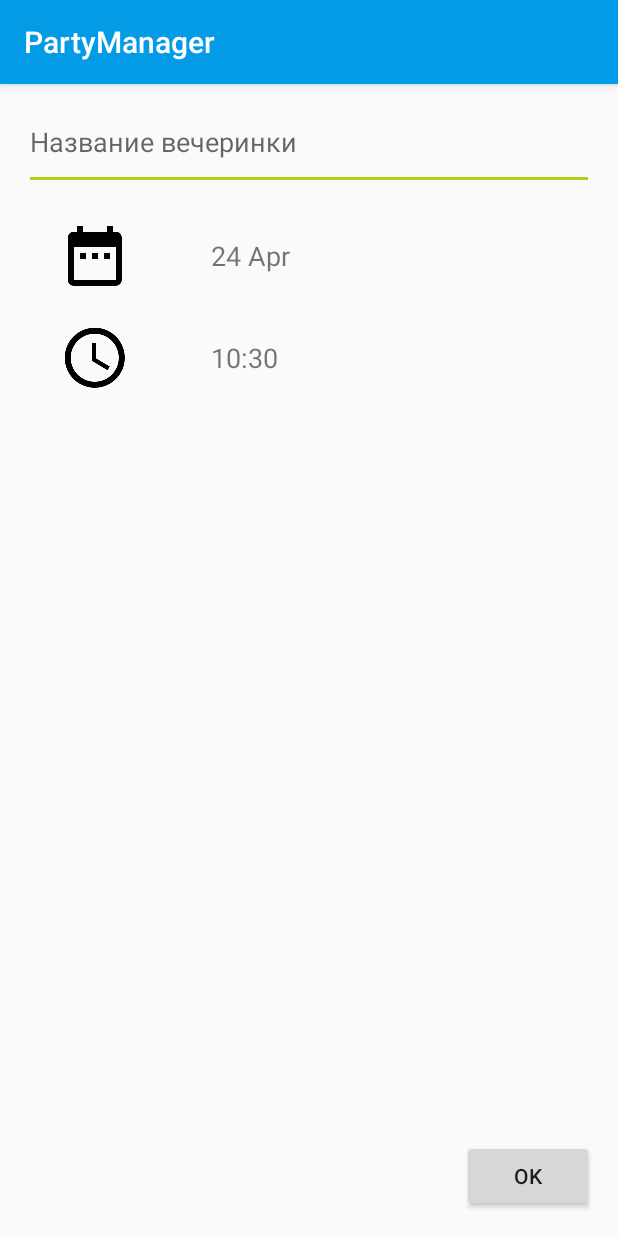
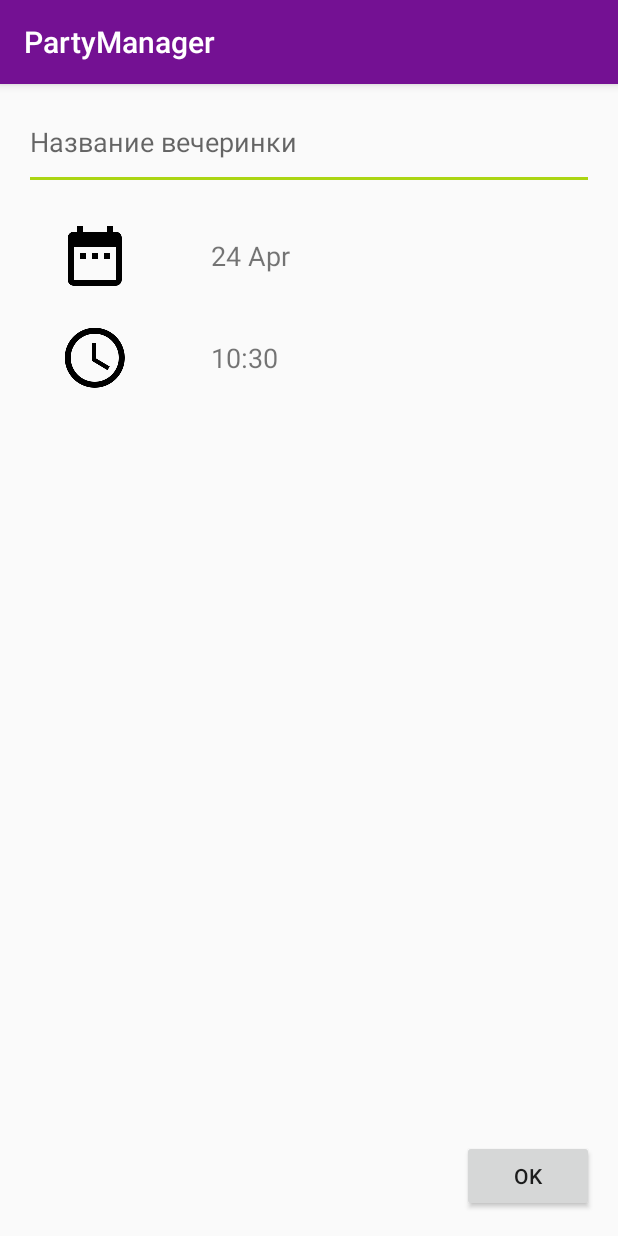
Before and after one commit to VitaSokolova/PartyManager, an Android app: the PartyListActivity screen opened directly, with no data from a screen before it, after a tap on an icon or button, on a phone screen of 412 x 824 dp. Run offline under Robolectric (Android 15) with nearby library versions, the phone set to English and light mode, and no system bars; our stand-ins replace Firebase (no records; nobody signed in at launch, a user with empty details on screens opened directly); libraries missing offline, so code that uses them is left out: com.bignerdranch.android, com.vk.sdk; 2 statements that could not run were skipped.

Commit message:
всякие красивости в виде автоматической смены цветов Tab-ов кнопочек и прочего на установленные в теме. Добавлен разделитель в списке вечеринок. Найдена проблема с картинками

```diff
--- a/app/src/main/AndroidManifest.xml
+++ b/app/src/main/AndroidManifest.xml
@@ -17,7 +17,7 @@
         android:icon="@mipmap/logo_launcher"
         android:label="@string/app_name"
         android:supportsRtl="true"
-        android:theme="@style/BlueAppTheme">
+        android:theme="@style/PurpleAppTheme">
         <meta-data
             android:name="com.google.android.geo.API_KEY"
             android:value="@string/google_maps_key" />
--- a/app/src/main/java/com/vsu/nastya/partymanager/guest_list/GuestListFragment.java
+++ b/app/src/main/java/com/vsu/nastya/partymanager/guest_list/GuestListFragment.java
@@ -290,7 +290,7 @@ public class GuestListFragment extends Fragment {
                     //этот же кусочек исполняетс для загрузки гостей вечеринки впервые
                     if (!currentParty.getGuests().contains(guest)) {
                         currentParty.getGuests().add(guest);
-                        adapter.notifyItemInserted(currentParty.getGuests().size()- 1);
+                        adapter.notifyItemInserted(currentParty.getGuests().size());
                     }
                     if (!initialization) {
                         Notifications.newGuestAdded(getActivity(), currentParty);
--- a/app/src/main/java/com/vsu/nastya/partymanager/logic/DatabaseConsts.java
+++ b/app/src/main/java/com/vsu/nastya/partymanager/logic/DatabaseConsts.java
@@ -26,5 +26,6 @@ public final class DatabaseConsts {
     public static String LAST_NAME = "lastName";
     public static String NOTIFICATION_TOKEN = "notificationToken";
     public static String VK_TOKEN = "token";
+    public static String CHAT_PHOTOS = "chat_photos";
 
 }
--- a/app/src/main/java/com/vsu/nastya/partymanager/party_list/PartyListActivity.java
+++ b/app/src/main/java/com/vsu/nastya/partymanager/party_list/PartyListActivity.java
@@ -2,11 +2,14 @@ package com.vsu.nastya.partymanager.party_list;
 
 import android.content.Context;
 import android.content.Intent;
+import android.graphics.drawable.Drawable;
+import android.os.Build;
 import android.support.design.widget.FloatingActionButton;
 import android.support.v7.app.AppCompatActivity;
 import android.os.Bundle;
 import android.support.v7.view.ActionMode;
 import android.support.v7.widget.DefaultItemAnimator;
+import android.support.v7.widget.DividerItemDecoration;
 import android.support.v7.widget.LinearLayoutManager;
 import android.support.v7.widget.RecyclerView;
 import android.util.Log;
@@ -32,6 +35,7 @@ import com.vk.sdk.VKSdk;
 import com.vsu.nastya.partymanager.MainActivity;
 import com.vsu.nastya.partymanager.R;
 import com.vsu.nastya.partymanager.guest_list.data.Guest;
+import com.vsu.nastya.partymanager.logic.DatabaseConsts;
 import com.vsu.nastya.partymanager.logic.DateWorker;
 import com.vsu.nastya.partymanager.logic.User;
 import com.vsu.nastya.partymanager.messager_list.FriendlyMessage;
@@ -190,7 +194,7 @@ public class PartyListActivity extends AppCompatActivity {
                     // Заносим в базу новую вечеринку в список у текущего юзера
                     String partyIndex = String.valueOf(partiesList.size());
                     usersReference.child(user.getVkId()).
-                            child("partiesIdList").
+                            child(DatabaseConsts.PARTIES_ID_LIST).
                             child(partyIndex).setValue(party.getKey());
                 }
                 break;
@@ -238,19 +242,26 @@ public class PartyListActivity extends AppCompatActivity {
         RecyclerView recyclerView = (RecyclerView) findViewById(R.id.partylist_parties_recycler);
 
         adapter = new PartiesAdapter();
+
         RecyclerView.LayoutManager layoutManager = new LinearLayoutManager(getApplicationContext());
+
+        DividerItemDecoration dividerItemDecoration = new DividerItemDecoration(recyclerView.getContext(),
+                1);//1-вертикальная ориентация LinearLayout
+        if (Build.VERSION.SDK_INT >= Build.VERSION_CODES.LOLLIPOP) {
+            //этот метод получения ресурса дико ругается и аналог ему не найден, поэтому обладатели устройств
+            // до 21й версии будут жить с простой стандартной полосочкой
+            Drawable divider = getResources().getDrawable(R.drawable.divider, getTheme());
+            dividerItemDecoration.setDrawable(divider);
+
+        }
+        recyclerView.addItemDecoration(dividerItemDecoration);
         recyclerView.setItemAnimator(new DefaultItemAnimator());
         recyclerView.setLayoutManager(layoutManager);
         recyclerView.setAdapter(adapter);
 
         // Кнопка добавления новой вечеринки
         FloatingActionButton addPartyButton = (FloatingActionButton) findViewById(R.id.partylist_partyAdd_fab);
-        addPartyButton.setOnClickListener(new View.OnClickListener() {
-            @Override
-            public void onClick(View view) {
-                startActivityForResult(new Intent(PartyListActivity.this, AddPartyActivity.class), ADD_PARTY_REQUEST_CODE);
-            }
-        });
+        addPartyButton.setOnClickListener(view -> startActivityForResult(new Intent(PartyListActivity.this, AddPartyActivity.class), ADD_PARTY_REQUEST_CODE));
 
         progressBar = (ProgressBar) findViewById(R.id.partyList_progressBar);
         progressBar.setVisibility(ProgressBar.INVISIBLE);
@@ -287,7 +298,7 @@ public class PartyListActivity extends AppCompatActivity {
                     Party party = dataSnapshot.getValue(Party.class);
                     if ((party != null) && (user.getPartiesIdList().contains(party.getKey()))) {
                         partiesList.add(party);
-                        adapter.notifyItemInserted(partiesList.size()-1);
+                        adapter.notifyItemInserted(partiesList.size() - 1);
                     }
                 }
 
--- a/app/src/main/res/drawable/circle_btn_background.xml
+++ b/app/src/main/res/drawable/circle_btn_background.xml
@@ -2,7 +2,7 @@
 <selector xmlns:android="http://schemas.android.com/apk/res/android">
     <item>
         <shape android:shape="oval">
-            <solid android:color="@color/vk_color" />
+            <solid android:color="?attr/colorAccent" />
             <size android:width="100dp" android:height="100dp" />
 
         </shape>
--- /dev/null
+++ b/app/src/main/res/drawable/divider.xml
@@ -0,0 +1,12 @@
+<?xml version="1.0" encoding="utf-8"?>
+<shape xmlns:android="http://schemas.android.com/apk/res/android"
+    android:shape="rectangle">
+    <size
+        android:height="1dp" />
+
+    <gradient
+        android:angle="0"
+        android:startColor="#FFFFFFFF"
+        android:endColor="#FFFFFFFF"
+        android:centerColor="@color/colorGrey" />
+</shape>
--- a/app/src/main/res/layout/activity_party_details.xml
+++ b/app/src/main/res/layout/activity_party_details.xml
@@ -18,7 +18,7 @@
         android:layout_width="match_parent"
         android:layout_height="0dp"
         android:layout_weight="1"
-        android:background="#006db3"
+        android:background="?attr/colorPrimaryDark"
         app:tabGravity="fill"
         app:tabMode="fixed"
         android:layout_gravity="bottom"/>
--- a/app/src/main/res/layout/fragment_message_list.xml
+++ b/app/src/main/res/layout/fragment_message_list.xml
@@ -4,14 +4,14 @@
     android:layout_width="match_parent"
     android:layout_height="match_parent"
     android:paddingBottom="@dimen/activity_vertical_margin"
-    android:paddingLeft="16dp"
-    android:paddingRight="16dp"
     tools:context="com.vsu.nastya.partymanager.messager_list.MessageListFragment">
 
     <android.support.v7.widget.RecyclerView
         android:id="@+id/messageRecyclerView"
         android:layout_width="match_parent"
         android:layout_height="match_parent"
+        android:paddingLeft="16dp"
+        android:paddingRight="16dp"
         android:layout_above="@+id/linearLayout"
         android:paddingTop="@dimen/activity_vertical_margin" />
 
--- a/app/src/main/res/layout/fragment_party_info.xml
+++ b/app/src/main/res/layout/fragment_party_info.xml
@@ -16,8 +16,7 @@
 
         <RelativeLayout
             android:layout_width="match_parent"
-            android:layout_height="55dp"
-            android:orientation="horizontal">
+            android:layout_height="55dp">
 
             <AutoCompleteTextView
                 android:id="@+id/party_info_text"
@@ -39,6 +38,7 @@
                 android:layout_alignParentEnd="true"
                 android:layout_alignParentRight="true"
                 android:adjustViewBounds="true"
+                android:backgroundTint="?attr/colorAccent"
                 android:background="@drawable/ic_circle_bg"
                 android:checked="true"
                 android:padding="2dp"
--- a/app/src/main/res/values/colors.xml
+++ b/app/src/main/res/values/colors.xml
@@ -5,6 +5,7 @@
     <color name="colorAccent">#FF4081</color>
     <color name="itemStroke">#B4BAC0</color>
     <color name="textColorDetails">#747474</color>
+    <color name="colorGrey">#bdbdbd</color>
     <color name="colorLightGrey">#f5f4f2</color>
     <color name="colorRaspberry">#bd3542</color>
     <color name="colorOrange">#db6e40</color>
```
Also changed, not shown: app/src/main/java/com/vsu/nastya/partymanager/messager_list/MessageListFragment.java (+11 -16 lines).
